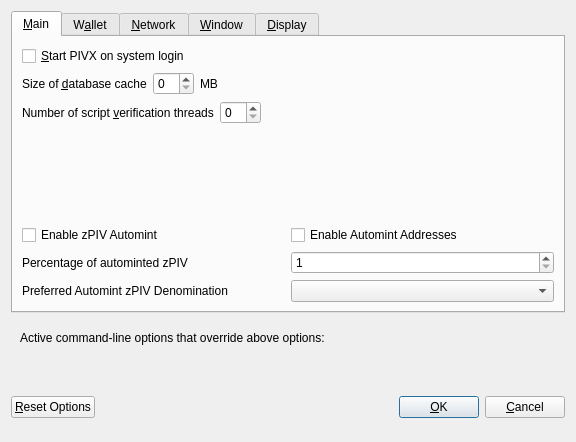
First picture: the form in src/qt/forms/optionsdialog.ui, repository SpecialCoins/bitcoincz, before the edit.
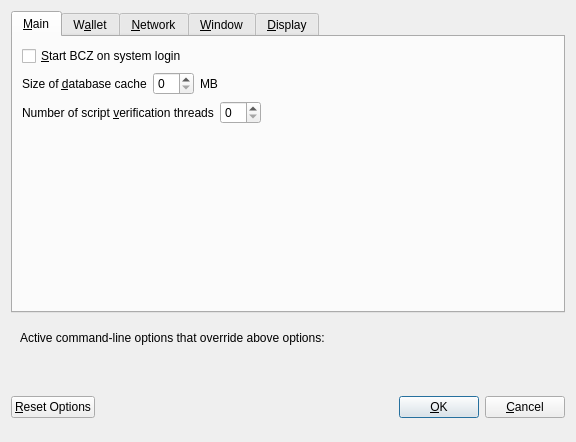
Second picture: the form after the edit. The open tabs and pages were chosen to show the change. Custom widgets are drawn as their Qt base class.

Diff of the .ui file:
```diff
--- a/src/qt/forms/optionsdialog.ui
+++ b/src/qt/forms/optionsdialog.ui
@@ -33,7 +33,7 @@
           <string>Automatically start PIVX after logging in to the system.</string>
          </property>
          <property name="text">
-          <string>&amp;Start PIVX on system login</string>
+          <string>&amp;Start BCZ on system login</string>
          </property>
         </widget>
        </item>
@@ -130,111 +130,6 @@
          </property>
         </spacer>
        </item>
-       <item>
-        <widget class="QWidget" name="verticalZpivOptionsWidget" native="true">
-         <layout class="QVBoxLayout" name="verticalZpivOptionsLayout">
-          <property name="margin">
-           <number>0</number>
-          </property>
-          <item>
-           <layout class="QHBoxLayout" name="horizontalAutomintingLayout">
-            <item>
-             <widget class="QCheckBox" name="checkBoxZeromintEnable">
-              <property name="toolTip">
-               <string>Enable automatic minting of PIV units to zPIV</string>
-              </property>
-              <property name="layoutDirection">
-               <enum>Qt::LeftToRight</enum>
-              </property>
-              <property name="text">
-               <string>Enable zPIV Automint</string>
-              </property>
-             </widget>
-            </item>
-            <item>
-             <widget class="QCheckBox" name="checkBoxZeromintAddresses">
-              <property name="toolTip">
-               <string>Enable automatic zPIV minting from specific addresses</string>
-              </property>
-              <property name="layoutDirection">
-               <enum>Qt::LeftToRight</enum>
-              </property>
-              <property name="text">
-               <string>Enable Automint Addresses</string>
-              </property>
-             </widget>
-            </item>
-           </layout>
-          </item>
-          <item>
-           <layout class="QHBoxLayout" name="horizontalZmintPercentageLayout">
-            <item>
-             <widget class="QLabel" name="percentage_label">
-              <property name="toolTip">
-               <string>Percentage of incoming PIV which get automatically converted to zPIV via Zerocoin Protocol (min: 10%)</string>
-              </property>
-              <property name="text">
-               <string>Percentage of autominted zPIV</string>
-              </property>
-             </widget>
-            </item>
-            <item>
-             <widget class="QSpinBox" name="zeromintPercentage">
-              <property name="minimum">
-               <number>1</number>
-              </property>
-              <property name="maximum">
-               <number>100</number>
-              </property>
-             </widget>
-            </item>
-           </layout>
-          </item>
-          <item>
-           <layout class="QHBoxLayout" name="horizontalLayout" stretch="0,0">
-            <property name="sizeConstraint">
-             <enum>QLayout::SetFixedSize</enum>
-            </property>
-            <item>
-             <widget class="QLabel" name="labelPreferredDenom">
-              <property name="maximumSize">
-               <size>
-                <width>16777215</width>
-                <height>16777215</height>
-               </size>
-              </property>
-              <property name="toolTip">
-               <string>Wait with automatic conversion to Zerocoin until enough PIV for this denomination is available</string>
-              </property>
-              <property name="text">
-               <string>Preferred Automint zPIV Denomination</string>
-              </property>
-             </widget>
-            </item>
-            <item>
-             <widget class="QComboBox" name="preferredDenom">
-              <property name="maximumSize">
-               <size>
-                <width>16777215</width>
-                <height>27</height>
-               </size>
-              </property>
-              <property name="toolTip">
-               <string>Wait with automatic conversion to Zerocoin until enough PIV for this denomination is available</string>
-              </property>
-              <property name="maxVisibleItems">
-               <number>9</number>
-              </property>
-              <property name="maxCount">
-               <number>9</number>
-              </property>
-             </widget>
-            </item>
-           </layout>
-          </item>
-         </layout>
-        </widget>
-       </item>
       </layout>
      </widget>
      <widget class="QWidget" name="tabWallet">
```
Left out of the diff: 23 changed lines with no effect on the pictures.
